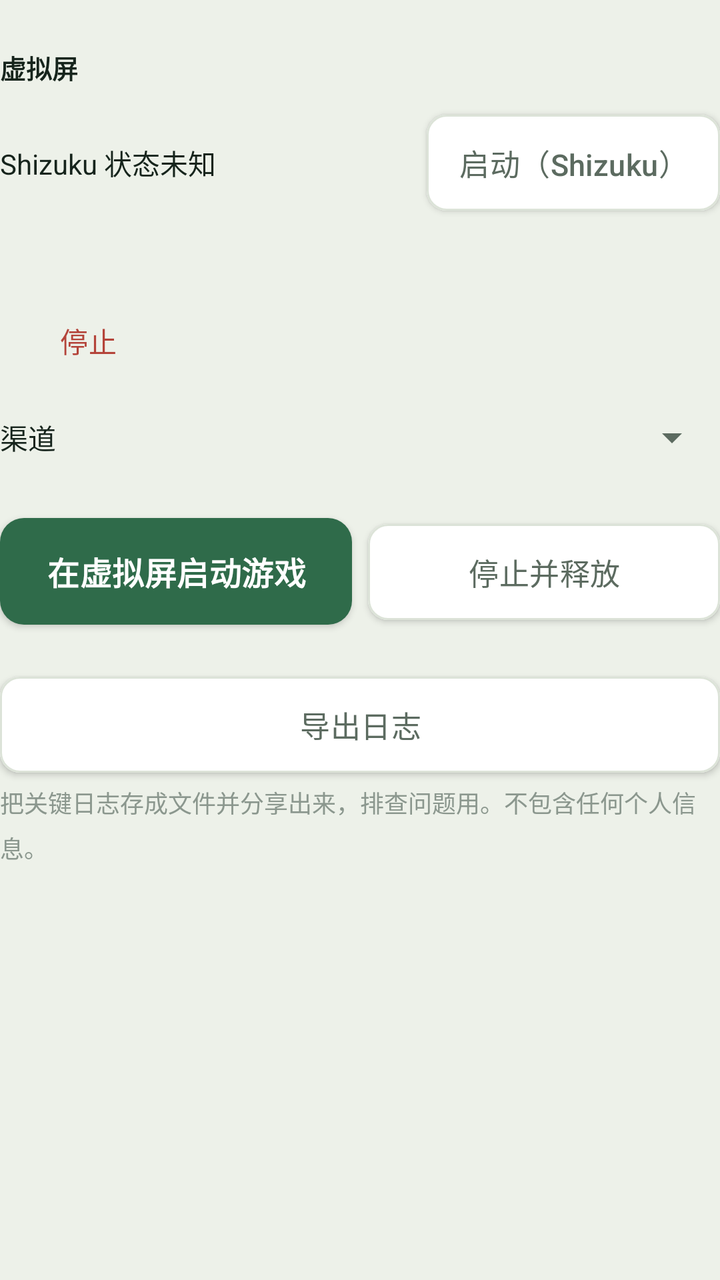
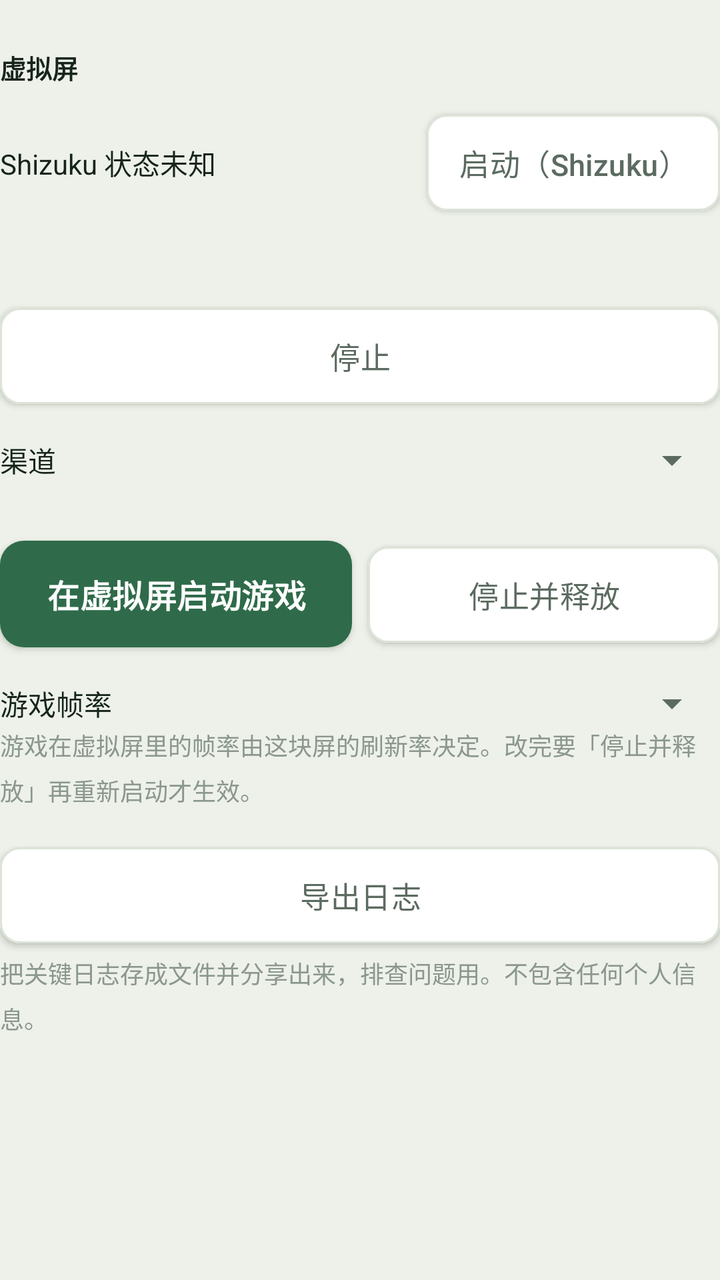

Compare the two renders of this Android layout. The source of the first and the diff that turns it into the second are given below.
<!-- AndroidManifest.xml: application theme Theme.Pvz2Auto -->
<!-- res/layout/page_screen.xml -->
<?xml version="1.0" encoding="utf-8"?>
<ScrollView xmlns:android="http://schemas.android.com/apk/res/android"
    android:layout_width="match_parent"
    android:layout_height="match_parent"
    android:fillViewport="true">

    <LinearLayout
        android:layout_width="match_parent"
        android:layout_height="wrap_content"
        android:orientation="vertical"
        android:paddingBottom="16dp">

        <TextView
            style="@style/Text.Section"
            android:layout_width="wrap_content"
            android:layout_height="wrap_content"
            android:text="@string/page_screen_title" />

        
        <LinearLayout
            android:layout_width="match_parent"
            android:layout_height="wrap_content"
            android:layout_marginTop="8dp"
            android:gravity="center_vertical"
            android:orientation="horizontal">

            <TextView
                android:id="@+id/tvShizukuState"
                style="@style/Text.Body"
                android:layout_width="0dp"
                android:layout_height="wrap_content"
                android:layout_weight="1"
                android:text="@string/shizuku_unknown" />

            <com.google.android.material.button.MaterialButton
                android:id="@+id/btnStartShizuku"
                style="@style/AppButton.Outline"
                android:layout_width="wrap_content"
                android:layout_height="wrap_content"
                android:text="@string/btn_start_shizuku" />
        </LinearLayout>

        <TextView
            android:id="@+id/tvStatus"
            style="@style/Text.Hint"
            android:layout_width="match_parent"
            android:layout_height="wrap_content"
            android:text="" />

        <TextView
            android:id="@+id/tvProgress"
            style="@style/Text.Hint"
            android:layout_width="match_parent"
            android:layout_height="wrap_content"
            android:text="" />

        <com.google.android.material.button.MaterialButton
            android:id="@+id/btnStop"
            style="@style/AppButton.Quiet"
            android:layout_width="wrap_content"
            android:layout_height="wrap_content"
            android:text="@string/btn_stop" />

        
        <LinearLayout
            android:layout_width="match_parent"
            android:layout_height="wrap_content"
            android:layout_marginTop="10dp"
            android:gravity="center_vertical"
            android:orientation="horizontal">

            <TextView
                style="@style/Text.Body"
                android:layout_width="wrap_content"
                android:layout_height="wrap_content"
                android:text="@string/label_channel" />

            <Spinner
                android:id="@+id/spChannel"
                android:layout_width="0dp"
                android:layout_height="wrap_content"
                android:layout_marginStart="8dp"
                android:layout_weight="1" />
        </LinearLayout>

        <EditText
            android:id="@+id/etCustomPackage"
            style="@style/Text.Body"
            android:layout_width="match_parent"
            android:layout_height="wrap_content"
            android:hint="@string/hint_custom_package"
            android:inputType="text"
            android:singleLine="true"
            android:visibility="gone" />

        <TextView
            android:id="@+id/tvChannelHint"
            style="@style/Text.Hint"
            android:layout_width="match_parent"
            android:layout_height="wrap_content"
            android:text="" />

        <LinearLayout
            android:layout_width="match_parent"
            android:layout_height="wrap_content"
            android:layout_marginTop="6dp"
            android:orientation="horizontal">

            <com.google.android.material.button.MaterialButton
                android:id="@+id/btnVdStart"
                style="@style/AppButton.Primary"
                android:layout_width="0dp"
                android:layout_height="wrap_content"
                android:layout_weight="1"
                android:text="@string/btn_vd_start" />

            <com.google.android.material.button.MaterialButton
                android:id="@+id/btnVdStop"
                style="@style/AppButton.Outline"
                android:layout_width="0dp"
                android:layout_height="wrap_content"
                android:layout_marginStart="8dp"
                android:layout_weight="1"
                android:text="@string/btn_vd_stop" />
        </LinearLayout>

        
        <com.google.android.material.button.MaterialButton
            android:id="@+id/btnExportLog"
            style="@style/AppButton.Outline"
            android:layout_width="match_parent"
            android:layout_height="wrap_content"
            android:layout_marginTop="14dp"
            android:text="@string/btn_export_log" />

        <TextView
            android:id="@+id/tvLogHint"
            style="@style/Text.Hint"
            android:layout_width="match_parent"
            android:layout_height="wrap_content"
            android:text="@string/hint_export_log" />

    </LinearLayout>
</ScrollView>
<!-- resources referenced by this layout -->
<resources>
  <string name="btn_export_log">导出日志</string>
  <string name="btn_start_shizuku">启动（Shizuku）</string>
  <string name="btn_stop">停止</string>
  <string name="btn_vd_start">在虚拟屏启动游戏</string>
  <string name="btn_vd_stop">停止并释放</string>
  <string name="hint_custom_package">输入包名，例如 com.popcap.pvz2cthdop</string>
  <string name="hint_export_log">把关键日志存成文件并分享出来，排查问题用。不包含任何个人信息。</string>
  <string name="label_channel">渠道</string>
  <string name="page_screen_title">虚拟屏</string>
  <string name="shizuku_unknown">Shizuku 状态未知</string>
  <style name="AppButton.Outline">
          <item name="backgroundTint">@color/surface</item>
          <item name="android:textColor">@color/ink_muted</item>
          <item name="strokeColor">@color/hairline</item>
          <item name="strokeWidth">1dp</item>
          <item name="rippleColor">@color/lawn_tint</item>
      </style>
  <style name="AppButton.Primary">
          <item name="android:textSize">16sp</item>
          <item name="android:textStyle">bold</item>
          <item name="android:paddingTop">15dp</item>
          <item name="android:paddingBottom">15dp</item>
          <item name="backgroundTint">@color/lawn</item>
          <item name="android:textColor">@color/on_lawn</item>
          <item name="rippleColor">@color/lawn_pressed</item>
          <item name="cornerRadius">12dp</item>
      </style>
  <style name="AppButton.Quiet" parent="Widget.MaterialComponents.Button.TextButton">
          <item name="android:layout_width">match_parent</item>
          <item name="android:layout_height">wrap_content</item>
          <item name="android:textAllCaps">false</item>
          <item name="android:letterSpacing">0.01</item>
          <item name="android:textSize">14sp</item>
          <item name="android:paddingTop">10dp</item>
          <item name="android:paddingBottom">10dp</item>
          <item name="android:textColor">@color/state_bad</item>
          <item name="rippleColor">@color/sun_tint</item>
      </style>
  <style name="Text.Body">
          <item name="android:textSize">14sp</item>
      </style>
  <style name="Text.Hint">
          <item name="android:layout_width">match_parent</item>
          <item name="android:textSize">12sp</item>
          <item name="android:textColor">@color/ink_faint</item>
          <item name="android:lineSpacingMultiplier">1.3</item>
      </style>
  <style name="Text.Section">
          <item name="android:layout_width">match_parent</item>
          <item name="android:textSize">13sp</item>
          <item name="android:textStyle">bold</item>
          <item name="android:layout_marginTop">24dp</item>
      </style>
  <style name="Theme.Pvz2Auto" parent="Theme.MaterialComponents.Light.NoActionBar">
          <item name="colorPrimary">@color/lawn</item>
          <item name="colorPrimaryVariant">@color/lawn_pressed</item>
          <item name="colorOnPrimary">@color/on_lawn</item>
          <item name="colorSecondary">@color/sun</item>
          <item name="colorOnSecondary">@color/ink</item>
          <item name="colorSurface">@color/surface</item>
          <item name="colorOnSurface">@color/ink</item>
          <item name="android:colorBackground">@color/paper</item>
          <item name="android:textColorPrimary">@color/ink</item>
          <item name="android:textColorSecondary">@color/ink_muted</item>
          
          <item name="android:statusBarColor">@color/paper</item>
          <item name="android:windowLightStatusBar">true</item>
          <item name="android:navigationBarColor">@color/paper</item>
      </style>
  <color name="surface">#FFFFFF</color>
  <color name="ink_muted">#5C6B60</color>
  <color name="hairline">#DCE3D8</color>
  <color name="lawn_tint">#E4EDE7</color>
  <color name="lawn">#2F6B4A</color>
  <color name="on_lawn">#FFFFFF</color>
  <color name="lawn_pressed">#245539</color>
  <color name="state_bad">#B4443A</color>
  <color name="sun_tint">#FBF1DC</color>
  <color name="ink_faint">#8B978E</color>
  <color name="sun">#C8871F</color>
  <color name="ink">#16241C</color>
  <color name="paper">#EDF1E9</color>
</resources>

<!-- the commit's change to res/layout/page_screen.xml (unified diff, before → after) -->
@@ -54,11 +54,13 @@
             android:layout_height="wrap_content"
             android:text="" />
 
+        
         <com.google.android.material.button.MaterialButton
             android:id="@+id/btnStop"
-            style="@style/AppButton.Quiet"
-            android:layout_width="wrap_content"
+            style="@style/AppButton.Outline"
+            android:layout_width="match_parent"
             android:layout_height="wrap_content"
+            android:layout_marginTop="4dp"
             android:text="@string/btn_stop" />
 
         
@@ -125,6 +127,34 @@
         </LinearLayout>
 
         
+        <LinearLayout
+            android:layout_width="match_parent"
+            android:layout_height="wrap_content"
+            android:layout_marginTop="10dp"
+            android:gravity="center_vertical"
+            android:orientation="horizontal">
+
+            <TextView
+                style="@style/Text.Body"
+                android:layout_width="wrap_content"
+                android:layout_height="wrap_content"
+                android:text="@string/label_game_fps" />
+
+            <Spinner
+                android:id="@+id/spGameFps"
+                android:layout_width="0dp"
+                android:layout_height="wrap_content"
+                android:layout_marginStart="8dp"
+                android:layout_weight="1" />
+        </LinearLayout>
+
+        <TextView
+            style="@style/Text.Hint"
+            android:layout_width="match_parent"
+            android:layout_height="wrap_content"
+            android:text="@string/hint_game_fps" />
+
+        
         <com.google.android.material.button.MaterialButton
             android:id="@+id/btnExportLog"
             style="@style/AppButton.Outline"
<!-- resource entries referenced after the edit -->
@@ -7,7 +7,9 @@
   <string name="btn_vd_stop">停止并释放</string>
   <string name="hint_custom_package">输入包名，例如 com.popcap.pvz2cthdop</string>
   <string name="hint_export_log">把关键日志存成文件并分享出来，排查问题用。不包含任何个人信息。</string>
+  <string name="hint_game_fps">游戏在虚拟屏里的帧率由这块屏的刷新率决定。改完要「停止并释放」再重新启动才生效。</string>
   <string name="label_channel">渠道</string>
+  <string name="label_game_fps">游戏帧率</string>
   <string name="page_screen_title">虚拟屏</string>
   <string name="shizuku_unknown">Shizuku 状态未知</string>
   <style name="AppButton.Outline">
@@ -26,17 +28,6 @@
           <item name="android:textColor">@color/on_lawn</item>
           <item name="rippleColor">@color/lawn_pressed</item>
           <item name="cornerRadius">12dp</item>
-      </style>
-  <style name="AppButton.Quiet" parent="Widget.MaterialComponents.Button.TextButton">
-          <item name="android:layout_width">match_parent</item>
-          <item name="android:layout_height">wrap_content</item>
-          <item name="android:textAllCaps">false</item>
-          <item name="android:letterSpacing">0.01</item>
-          <item name="android:textSize">14sp</item>
-          <item name="android:paddingTop">10dp</item>
-          <item name="android:paddingBottom">10dp</item>
-          <item name="android:textColor">@color/state_bad</item>
-          <item name="rippleColor">@color/sun_tint</item>
       </style>
   <style name="Text.Body">
           <item name="android:textSize">14sp</item>
@@ -76,8 +67,6 @@
   <color name="lawn">#2F6B4A</color>
   <color name="on_lawn">#FFFFFF</color>
   <color name="lawn_pressed">#245539</color>
-  <color name="state_bad">#B4443A</color>
-  <color name="sun_tint">#FBF1DC</color>
   <color name="ink_faint">#8B978E</color>
   <color name="sun">#C8871F</color>
   <color name="ink">#16241C</color>
